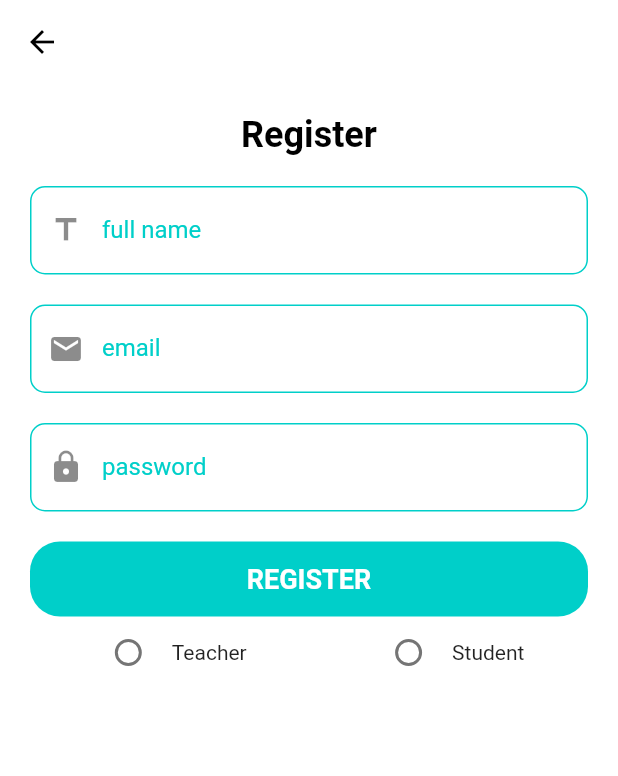
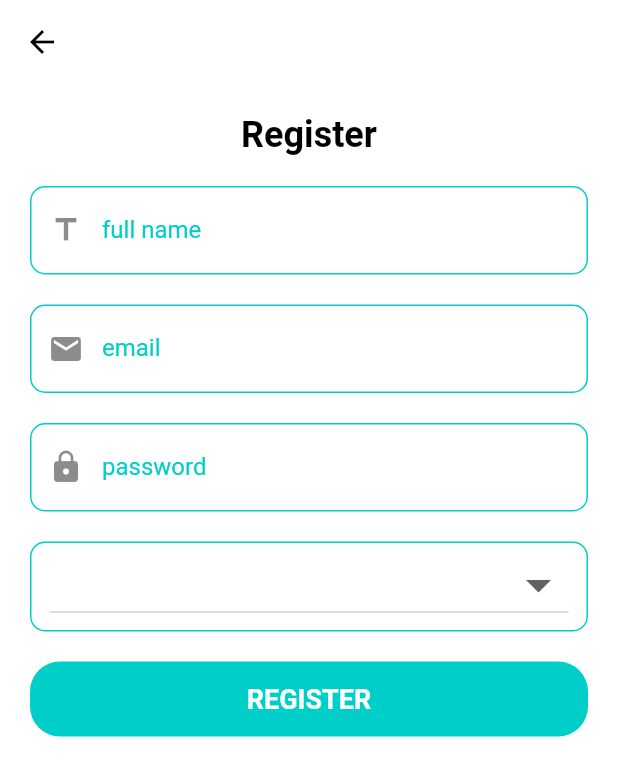
Before and after one commit to MahmoudMohamed14/classroom_and_quiz_app, a Flutter app: the screen it shows after launch, after a tap on "LOGIN", after a tap on "REGISTER", on a phone screen of 412 x 824 dp. Shown: the top 776 px of the screen. Run offline on Flutter 3.47's test engine with Material 2 defaults, Android fonts, the phone set to English and light mode, and no system bars; our stand-ins replace bloc, cloud_firestore, conditional_builder_null_safety, dio, firebase_auth, firebase_core and 4 more; accounts and stored records are empty.

Commit message:
//add delete post // add delete quiz //edit register from radio button to button sheet // allow to to teacher back from quiz and not allow to student

```diff
--- a/lib/layout/cubit/states_layout.dart
+++ b/lib/layout/cubit/states_layout.dart
@@ -17,6 +17,11 @@ class GetStudentErrorState extends StateLayout{
   String?error;
   GetStudentErrorState({this.error});
 }
+class DeletePostSuccessState extends StateLayout{}
+class DeletePostErrorState extends StateLayout{
+  String?error;
+  DeletePostErrorState({this.error});
+}
 class GetStudentLoadingState extends StateLayout{}
 class GetStudentSuccessState extends StateLayout{}
 class ActionButtonQuizState extends StateLayout{}
@@ -34,6 +39,12 @@ class GetQuizErrorState extends StateLayout{
 }
 class GetQuizLoadingState extends StateLayout{}
 class GetQuizSuccessState extends StateLayout{}
+class DeleteQuizErrorState extends StateLayout{
+  String?error;
+  DeleteQuizErrorState({this.error});
+}
+class DeleteQuizLoadingState extends StateLayout{}
+class DeleteQuizSuccessState extends StateLayout{}
 class OptionSelectState extends StateLayout{}
 class AddNumberOfOption extends StateLayout{}
 class UploadingStudentAnswerErrorState extends StateLayout{
--- a/lib/main.dart
+++ b/lib/main.dart
@@ -1,4 +1,3 @@
-import 'package:bloc/bloc.dart';
 import 'package:firebase_auth/firebase_auth.dart';
 import 'package:firebase_core/firebase_core.dart';
 import 'package:firebase_messaging/firebase_messaging.dart';
@@ -14,25 +13,30 @@ import 'package:quizapp/moduls/login/login_screen.dart';
 import 'package:flutter/services.dart';
 import 'package:quizapp/shared/constant/constant.dart';
 import 'package:quizapp/shared/network/local/cache_helper.dart';
+import 'package:quizapp/shared/network/remotely/dio_helper.dart';
+
 
 void main()async {
   WidgetsFlutterBinding.ensureInitialized();
 
+  await Firebase.initializeApp();
+  await CacheHelper.init();
+
+  var token= await FirebaseMessaging.instance.getToken();
+  print('token= '+token.toString());
+
+  FirebaseMessaging.onMessage.listen((RemoteMessage message) {
+    print(message.data.toString());
+
+  });
 
 
-  await Firebase.initializeApp();
-  await CacheHelper.init();
-  var token= await FirebaseMessaging.instance.getToken();
-  print('token= '+token.toString());
-  FirebaseMessaging.onMessage.listen((event) {
-    print(event.data.toString());
-
-  });
 
 
   if(CacheHelper.getData(key: 'email')!=null) {
     myEmail = CacheHelper.getData(key: 'email');
   }
+  DioHelper.init();
 
 
   BlocOverrides.runZoned(
--- a/lib/moduls/home_work/quiz_screen.dart
+++ b/lib/moduls/home_work/quiz_screen.dart
@@ -34,7 +34,10 @@ class QuizScreen extends StatelessWidget {
 
         ];
         return  Scaffold(
-          appBar: AppBar(),
+         appBar: AppBar(
+           leading: CubitApp.get(context).currentUser.isTeacher!?
+           IconButton(onPressed: (){Navigator.pop(context);}, icon: Icon(Icons.arrow_back)):SizedBox(),
+         ),
           body: CubitApp.get(context).currentUser.isTeacher!?bodyList[cubit.indexForQuiz]:quizBody(context),
           bottomNavigationBar:CubitApp.get(context).currentUser.isTeacher!?
           BottomNavigationBar(
--- a/lib/moduls/register/register.dart
+++ b/lib/moduls/register/register.dart
@@ -158,6 +158,35 @@ class Register extends StatelessWidget {
                     }
                 ),
                 SizedBox(height: 20,),
+                Container(
+                  padding:const EdgeInsets.symmetric(horizontal: 12,vertical: 4),
+                  width: double.infinity,
+                  height: 60,
+                  decoration: BoxDecoration(
+                      borderRadius: BorderRadius.circular(10),
+                      border: Border.all(color: mainColor)
+
+                  ),
+                  child: DropdownButton(
+
+                      isExpanded: true,
+                      iconSize: 40,
+
+                      value:  RegisterCubit.get(context).isTeacher,
+
+
+                      onChanged: ( value){
+                        RegisterCubit.get(context).radioButton(teacher: value);
+
+                      },
+
+                      items:const[
+                        DropdownMenuItem<bool>(child: Text('Teacher',),value: true,),
+                        DropdownMenuItem<bool>(child: Text('Student '),value: false,),
+                      ]
+                  ),
+                ),
+                SizedBox(height: 20,),
 
                state is RegisterLoadingState? CircularProgressIndicator()
                     :defaultButton(onPress: (){
@@ -175,51 +204,7 @@ class Register extends StatelessWidget {
                       }
 
                     }, name: 'Register'),
-                Row(
-                  mainAxisAlignment: MainAxisAlignment.center,
-                  children: [
-                    Expanded(
-                      child: Row(
-                        mainAxisAlignment: MainAxisAlignment.center,
-                        children: [
-                          Radio(value: true
-                            , groupValue: RegisterCubit.get(context).isTeacher
-                            , onChanged: (value){
-                              RegisterCubit.get(context).radioButton(teacher: value);
 
-                            },
-                            activeColor: mainColor,
-
-
-                          ),
-                          SizedBox(width: 5,),
-                          Text('Teacher'),
-                        ],
-                      ),
-                    ),
-                    SizedBox(height: 16,),
-                    Expanded(
-                      child: Row(
-                        mainAxisAlignment: MainAxisAlignment.center,
-                        children: [
-                          Radio(value: false
-                            , groupValue: RegisterCubit.get(context).isTeacher
-                            , onChanged: (value){
-                              RegisterCubit.get(context).radioButton(teacher: value);
-                            },
-                            activeColor: mainColor,
-
-
-                          ),
-                          SizedBox(width: 5,),
-                          Text('Student'),
-                        ],
-                      ),
-                    ),
-
-                  ],
-
-                )
 
 
 
--- /dev/null
+++ b/lib/shared/network/remotely/dio_helper.dart
@@ -0,0 +1,48 @@
+import 'package:dio/dio.dart';
+
+
+class DioHelper{
+  static late Dio dio;
+  static  init(){
+    dio=Dio(
+      BaseOptions(
+        receiveDataWhenStatusError: true,
+        baseUrl: 'https://fcm.googleapis.com/',
+        headers: {
+          'Content-Type':'application/json',
+          'Authorization':'key=AAAAQUO8qo8:APA91bE3w1AOkw2kMA8rQo-UPfIXR-fbhpC63v_c6uQh1kQJLXOOiWWTx59ilM3D8otmYxBGFSzpKEoJKFVr8-TDO6VIgwn-xzeOjldyZHq6nEBeULXAU-M0CC8m1H9nAlM4Jh7hS1P1'
+        }
+      )
+    );
+  }
+  static Future<Response> postNotification() async{
+    return await dio.post('fcm/send',
+      data: {
+        "to": 'd5Xbz0YoRnq6p-7iRAO__q:APA91bE7mSZCAYb8dIZ_u1-6xsVGjsqXdIvUlfg7QeaAcLeJ8H64YcdshOj8MY8I-hLwr57zE-RgY20ryyt3uRYYV6cBGD40b3_1kPNd7_vDxKKpr0lF7HRaLOp4ZoeH2bbeZBD-66PE',
+        "notification": {
+          "title": "message from mahmoud",
+          "body": "testing body from post man",
+          "sound": "default",
+
+
+        },
+        "android": {
+          "priority": "HIGH",
+          "notification": {
+            "notification_priority": "PRIORITY_MAX",
+
+            "sound": "default",
+            "default_sound": true,
+            "default_vibrate_timings": true,
+            "default_light_settings": true
+          }
+        },
+        "data": {
+
+          "test": "test"
+
+        }
+      }
+    );
+  }
+}
--- a/pubspec.yaml
+++ b/pubspec.yaml
@@ -46,6 +46,8 @@ dependencies:
   shared_preferences: ^2.0.7
   intl: ^0.17.0
   firebase_messaging: ^11.2.8
+  dio: ^4.0.4
+
 
 
 
```
Also changed, not shown: lib/layout/cubit/cubit_layout.dart (+43 -1 lines), lib/moduls/classrooms/classrooms.dart (+7 -5 lines), lib/moduls/home_work/home_work.dart (+11 -1 lines), lib/moduls/posts/create_posts.dart (+6 -2 lines), lib/moduls/posts/posts_screen.dart (+31 -19 lines), pubspec.lock, 1 other file.
